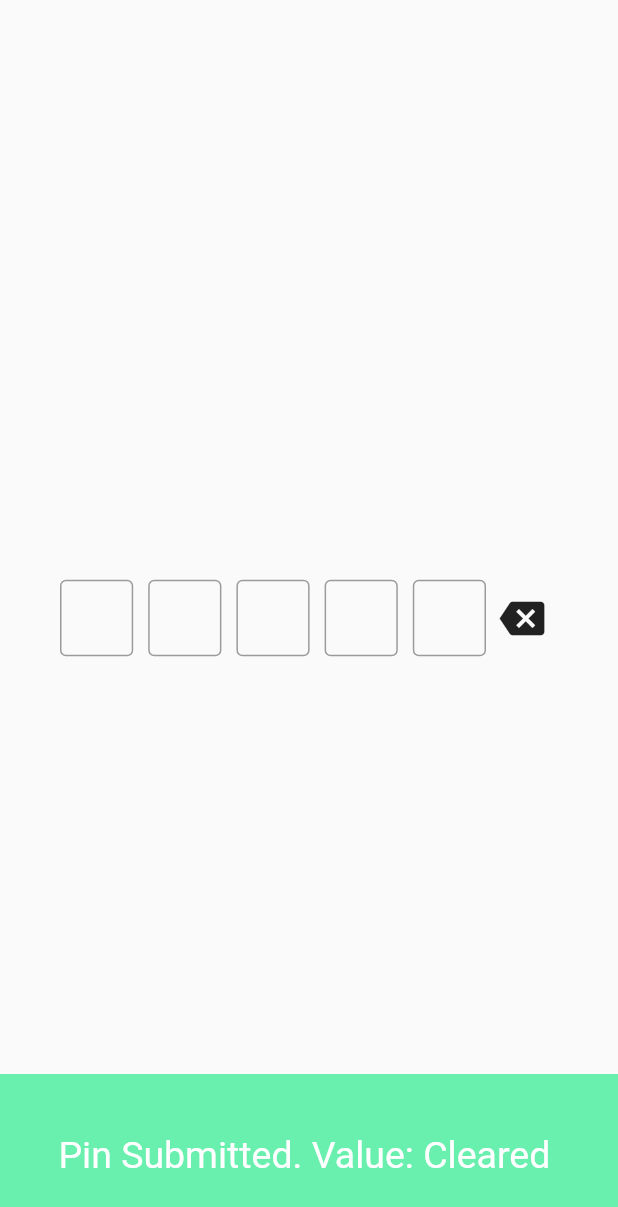
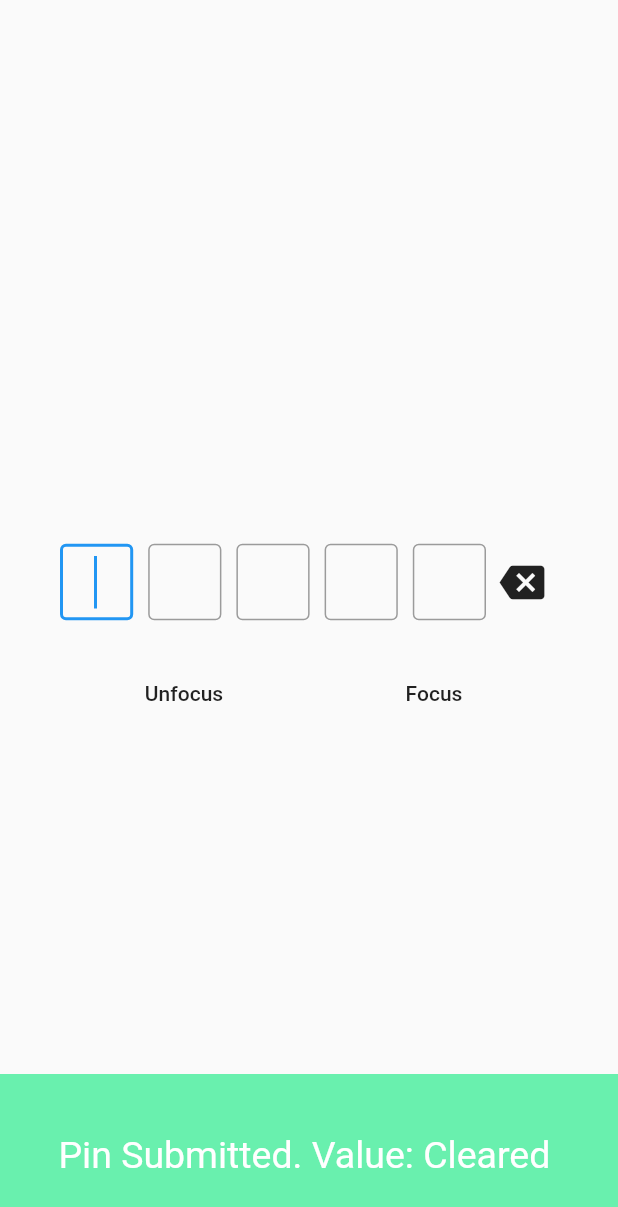
Before and after one commit to Tkko/Flutter_Pinput, a Flutter app: the screen it shows after launch, after a tap on the "backspace" icon, on a phone screen of 412 x 824 dp. Shown: the top 1207 px of the screen. Run offline on Flutter 3.47's test engine with Material 2 defaults, Android fonts, the phone set to English and light mode, and no system bars.

Commit message:
Changed StreamBuilder with ValueListenableBuilder

```diff
--- a/example/lib/main.dart
+++ b/example/lib/main.dart
@@ -1,7 +1,6 @@
-import 'dart:async';
-
 import 'package:flutter/material.dart';
 import 'package:pinput/pin_put/pin_put.dart';
+import 'package:pinput/pin_put/pin_put_controller.dart';
 
 void main() => runApp(PinPutTest());
 
@@ -11,36 +10,63 @@ class PinPutTest extends StatefulWidget {
 }
 
 class PinPutTestState extends State<PinPutTest> {
-  bool _unFocus = false;
+  final PinPutController _pinPutController = PinPutController();
 
   @override
   void initState() {
-    setTimeOut();
     super.initState();
   }
 
   @override
   Widget build(BuildContext context) {
     return MaterialApp(
+      showSemanticsDebugger: false,
       theme: ThemeData(
         primaryColor: Colors.green,
         hintColor: Colors.green,
       ),
       home: Scaffold(
         body: Builder(
-          builder: (context) => Container(
+          builder: (context) {
+            return Center(
+              child: SingleChildScrollView(
+                child: Column(
+                  mainAxisSize: MainAxisSize.min,
+                  children: <Widget>[
+                    Container(
                       padding: const EdgeInsets.symmetric(horizontal: 40.0),
                       child: Center(
                         child: PinPut(
                           fieldsCount: 5,
                           autoFocus: false,
-                unFocusWhen: _unFocus,
+                          controller: _pinPutController,
                           onSubmit: (String pin) => _showSnackBar(pin, context),
-                onClear: (String s) => _showSnackBar('Cleared $s', context),
+                          onClear: (String s) =>
+                              _showSnackBar('Cleared $s', context),
                         ),
                       ),
                     ),
-        )));
+                    Row(
+                      mainAxisAlignment: MainAxisAlignment.spaceEvenly,
+                      children: <Widget>[
+                        FlatButton(
+                          child: Text('Unfocus'),
+                          onPressed: () => _pinPutController.unFocus(),
+                        ),
+                        FlatButton(
+                          child: Text('Focus'),
+                          onPressed: () => _pinPutController.focus(3),
+                        ),
+                      ],
+                    ),
+                  ],
+                ),
+              ),
+            );
+          },
+        ),
+      ),
+    );
   }
 
   void _showSnackBar(String pin, BuildContext context) {
@@ -56,14 +82,7 @@ class PinPutTestState extends State<PinPutTest> {
           )),
       backgroundColor: Colors.greenAccent,
     );
+    Scaffold.of(context).hideCurrentSnackBar();
     Scaffold.of(context).showSnackBar(snackBar);
   }
-
-  void setTimeOut() {
-    Stream<void>.periodic(Duration(seconds: 5)).listen((r) {
-      setState(() {
-        _unFocus = !_unFocus;
-      });
-    });
 }
-}
--- a/lib/pin_put/pin_put.dart
+++ b/lib/pin_put/pin_put.dart
@@ -1,4 +1,5 @@
 import 'package:flutter/material.dart';
+import 'package:pinput/pin_put/pin_put_controller.dart';
 import 'package:pinput/pin_put/pin_put_state.dart';
 
 class PinPut extends StatefulWidget {
@@ -7,6 +8,7 @@ class PinPut extends StatefulWidget {
     @required this.fieldsCount,
     this.onClear,
     this.spaceBetween = 10.0,
+    this.controller,
     this.textStyle = const TextStyle(fontSize: 30),
     this.clearButtonIcon = const Icon(Icons.backspace, size: 30),
     this.pasteButtonIcon = const Icon(Icons.content_paste, size: 30),
@@ -14,18 +16,19 @@ class PinPut extends StatefulWidget {
     this.keyboardType = TextInputType.number,
     this.keyboardAction = TextInputAction.next,
     this.actionButtonsEnabled = true,
-    this.unFocusWhen = false,
     this.clearInput = false,
     this.autoFocus = true,
     this.textCapitalization = TextCapitalization.none,
     this.inputDecoration = const InputDecoration(
-        contentPadding:
-            EdgeInsets.only(left: 10, right: 10, top: 8.0, bottom: 8.0),
-        border: OutlineInputBorder(),
-        counterText: ''),
+      contentPadding:
+          EdgeInsets.only(left: 10, right: 10, top: 8.0, bottom: 8.0),
+      border: OutlineInputBorder(),
+      counterText: '',
+    ),
     this.containerHeight = 100.0,
   }) : assert(fieldsCount > 0);
 
+  final PinPutController controller;
   final Function onSubmit;
   final Function onClear;
   final int fieldsCount;
@@ -39,7 +42,7 @@ class PinPut extends StatefulWidget {
   /// Creates a bundle of the border, labels, icons, and styles
   /// Set counterText value '' in order to remove extra space from bottom of TextFields
   /// Use contentPadding property to manipulate on height
-  /// For example: if contentPadding = 0 height will bee minimum. Note tah width will be always max
+  /// For example: if contentPadding = 0 height will bee minimum. Note that width will be always max
   final TextCapitalization textCapitalization;
   final InputDecoration inputDecoration;
   final bool isTextObscure;
@@ -47,7 +50,6 @@ class PinPut extends StatefulWidget {
   final TextInputType keyboardType;
   final TextInputAction keyboardAction;
   final bool autoFocus;
-  final bool unFocusWhen;
   final Icon clearButtonIcon;
   final Icon pasteButtonIcon;
   final double containerHeight;
--- a/lib/pin_put/pin_put_bloc.dart
+++ b/lib/pin_put/pin_put_bloc.dart
@@ -1,12 +1,27 @@
 import 'dart:async';
 import 'package:flutter/services.dart';
 import 'package:flutter/widgets.dart';
+
+class FieldModel {
+  final int index;
+  final String text;
+
+  FieldModel({this.index, this.text});
+}
+
+enum ActionButtonState {
+  delete,
+  paste,
+}
 
 class PinPutBloc {
   final BuildContext context;
   final int fieldsCount;
   final Function onSubmit;
   final Function onClear;
+  final actionButtonState =
+      ValueNotifier<ActionButtonState>(ActionButtonState.delete);
+
   List<String> _pin;
   List<FocusNode> nodes;
   List<TextEditingController> textCtrls;
@@ -15,11 +30,7 @@ class PinPutBloc {
 
   final _onchangeSinkCtrl = StreamController<FieldModel>();
 
-  final _buttonStateStreamCtrl = StreamController<ActionButtonState>();
-
   Sink<FieldModel> get onTextChange => _onchangeSinkCtrl.sink;
-
-  Stream<ActionButtonState> get buttonState => _buttonStateStreamCtrl.stream;
 
   PinPutBloc({this.context, this.fieldsCount, this.onSubmit, this.onClear}) {
     _init();
@@ -40,7 +51,7 @@ class PinPutBloc {
     nodes.forEach((FocusNode f) => f.dispose());
     textCtrls.forEach((TextEditingController t) => t.dispose());
     _onchangeSinkCtrl.close();
-    _buttonStateStreamCtrl.close();
+    actionButtonState.dispose();
   }
 
   void _onTextChanged(FieldModel m) {
@@ -83,7 +94,7 @@ class PinPutBloc {
       a = ActionButtonState.delete;
     if (_actionButtonState != a) {
       _actionButtonState = a;
-      _buttonStateStreamCtrl.add(_actionButtonState);
+      actionButtonState.value = a;
     }
   }
 
@@ -122,15 +133,3 @@ class PinPutBloc {
 
   bool _isFilled() => _pin.join().length == fieldsCount;
 }
-
-class FieldModel {
-  final int index;
-  final String text;
-
-  FieldModel({this.index, this.text});
-}
-
-enum ActionButtonState {
-  delete,
-  paste,
-}
--- /dev/null
+++ b/lib/pin_put/pin_put_controller.dart
@@ -0,0 +1,36 @@
+import 'package:flutter/foundation.dart';
+import 'package:flutter/material.dart';
+
+class PinPutController extends ValueNotifier<PinPutValue> {
+  PinPutController({bool focused = false}) : super(PinPutValue());
+
+  PinPutController.fromValue(PinPutValue value) : super(value ?? PinPutValue());
+
+  void unFocus() {
+    value.focused = false;
+    notifyListeners();
+  }
+
+  void focus(int focusIndex) {
+    value.focusIndex = focusIndex;
+    notifyListeners();
+    value.focusIndex = null;
+  }
+
+  @override
+  String toString() {
+    return 'PinPutController{ value ${value.toString()} }';
+  }
+}
+
+class PinPutValue {
+  bool focused;
+  int focusIndex;
+
+  PinPutValue();
+
+  @override
+  String toString() {
+    return 'PinPutt{focused: $focused}';
+  }
+}
--- a/lib/pin_put/pin_put_state.dart
+++ b/lib/pin_put/pin_put_state.dart
@@ -1,13 +1,22 @@
 import 'package:flutter/material.dart';
 import 'package:pinput/pin_put/pin_put.dart';
 import 'package:pinput/pin_put/pin_put_bloc.dart';
+import 'package:pinput/pin_put/pin_put_controller.dart';
 
 class PinPutState extends State<PinPut> with WidgetsBindingObserver {
   PinPutBloc _bloc;
   Widget _actionButton;
   AppLifecycleState _appLifecycleState;
+  PinPutController _controller;
+
   @override
   void initState() {
+    _controller = widget.controller ?? PinPutController();
+    widget.controller.addListener(() {
+      print('controller ${_controller.toString()}');
+      _bloc.unFocusAll();
+    });
+
     _bloc = _bloc ??
         PinPutBloc(
           context: context,
@@ -30,6 +39,10 @@ class PinPutState extends State<PinPut> with WidgetsBindingObserver {
   @override
   void didUpdateWidget(PinPut oldWidget) {
     super.didUpdateWidget(oldWidget);
+    if (widget.controller == null && oldWidget.controller != null)
+      _controller = PinPutController.fromValue(oldWidget.controller.value);
+    else if (widget.controller != null && oldWidget.controller == null)
+      _controller = null;
     if (widget.clearInput != oldWidget.clearInput &&
         widget.clearInput == true) {
       _bloc.onAction();
@@ -48,7 +61,6 @@ class PinPutState extends State<PinPut> with WidgetsBindingObserver {
 
   @override
   Widget build(BuildContext context) {
-    if (widget.unFocusWhen) _bloc.unFocusAll();
     return Container(
       color: Colors.transparent,
       height: widget.containerHeight,
@@ -73,20 +85,20 @@ class PinPutState extends State<PinPut> with WidgetsBindingObserver {
   }
 
   Widget _buildActionButton() {
-    return StreamBuilder<ActionButtonState>(
-        stream: _bloc.buttonState,
-        initialData: ActionButtonState.paste,
-        builder: (BuildContext context, AsyncSnapshot<ActionButtonState> snap) {
-          Widget button = Container();
-          if (snap.data == ActionButtonState.paste)
-            button = widget.pasteButtonIcon;
-          if (snap.data == ActionButtonState.delete)
-            button = widget.clearButtonIcon;
-          return IconButton(
-            onPressed: () => _bloc.onAction(),
-            icon: button,
-          );
-        });
+    return ValueListenableBuilder<ActionButtonState>(
+      valueListenable: _bloc.actionButtonState,
+      builder: (BuildContext context, buttonState, Widget child) {
+        final icons = {
+          ActionButtonState.delete: widget.clearButtonIcon,
+          ActionButtonState.paste: widget.pasteButtonIcon,
+        };
+
+        return IconButton(
+          onPressed: () => _bloc.onAction(),
+          icon: icons[buttonState],
+        );
+      },
+    );
   }
 
   Widget _buildTextField(int i, BuildContext context) {
```
Lines whose indentation alone changed are shown as unchanged.
